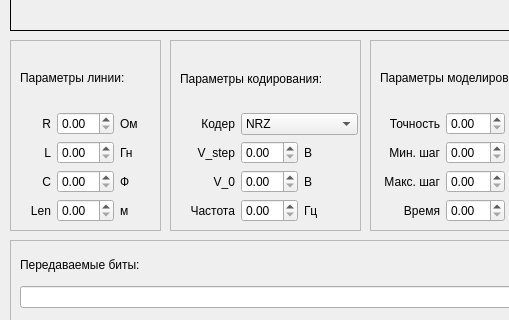
Old version of the form demo/mainwindow.ui in the repository bestialyokel/diplom; both pictures show x 0 to 509 and y 290 to 610 of the 800 by 610 pixel window.
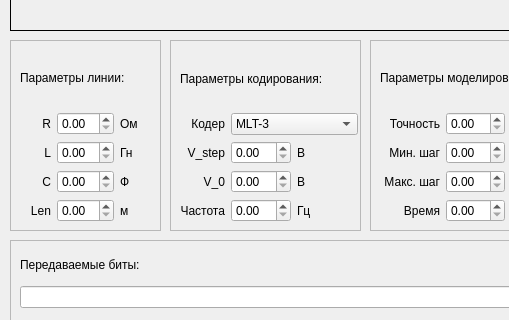
New version of the form. Custom widgets are drawn as their Qt base class.

The edit to the form file:
```diff
--- a/demo/mainwindow.ui
+++ b/demo/mainwindow.ui
@@ -407,7 +407,7 @@
        <widget class="QComboBox" name="codeComboBox">
         <item>
          <property name="text">
-          <string>NRZ</string>
+          <string>MLT-3</string>
          </property>
         </item>
         <item>
@@ -417,7 +417,7 @@
         </item>
         <item>
          <property name="text">
-          <string>Manchester-II</string>
+          <string>Manchester-II 802.3</string>
          </property>
         </item>
        </widget>
```
